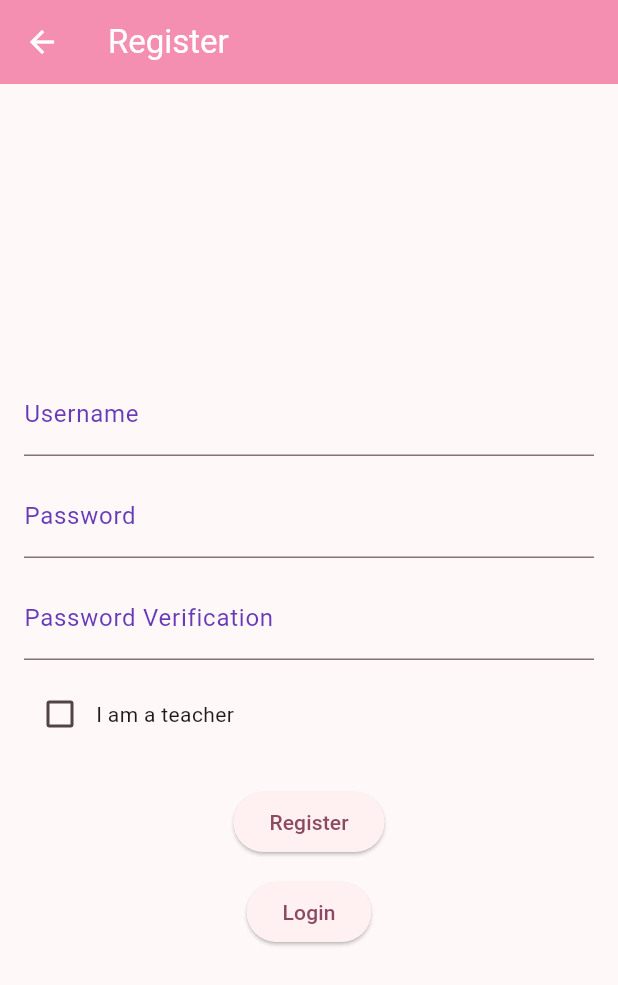
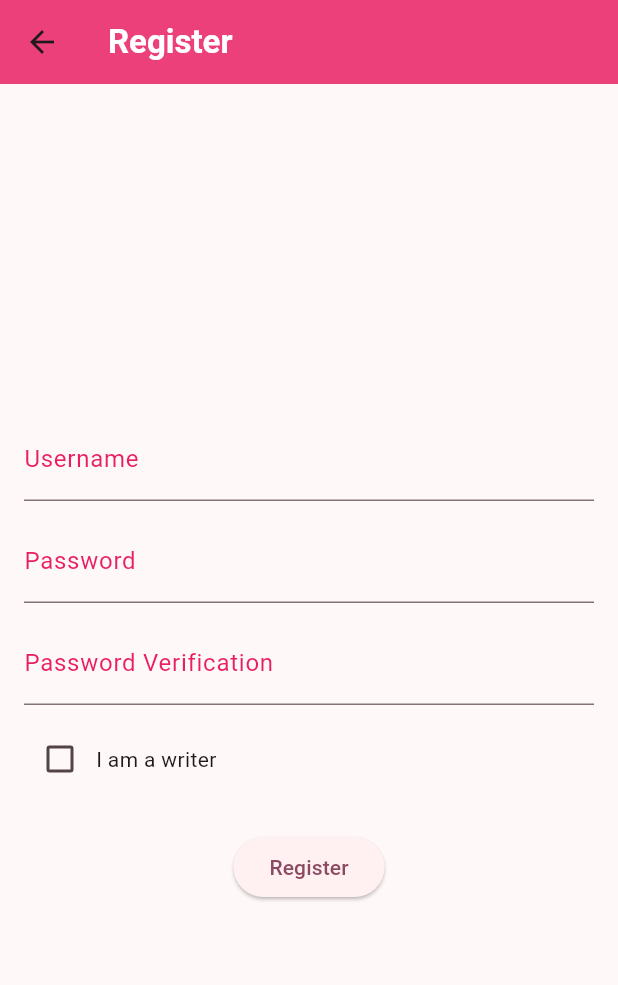
Before and after one commit to PBP-D05/bookmates_mobile, a Flutter app: the screen it shows after launch, after a tap on "Register", on a phone screen of 412 x 824 dp. Shown: the top 985 px of the screen. Run offline on Flutter 3.47's test engine with Material 3 defaults, Android fonts, the light colour scheme and no system bars; our stand-ins replace flutter_rating_bar; missing offline and left inert: pbp_django_auth.

Commit message:
Loginregister color matched

```diff
--- a/lib/LoginRegister/screens/home.dart
+++ b/lib/LoginRegister/screens/home.dart
@@ -96,24 +96,29 @@ class HomeScreen extends StatelessWidget {
                       Text(
                         "Already have an account?",
                         style: TextStyle(
-                          color: Colors.pink.shade400,
-                          fontSize: 20,
+                          color: Colors.pink.shade200,
+                          fontSize: 24,
+                          fontWeight: FontWeight.bold,
                         ),
                       ),
-                      TextButton(
+                      ElevatedButton(
                         onPressed: () {
                           // Navigate to the login page
                           Navigator.push(
                             context, MaterialPageRoute(builder: (context) => LoginPage()),
                           );
                         },
-                        style: TextButton.styleFrom(
-                          foregroundColor: Colors.white,
+                        style: ElevatedButton.styleFrom(
                           backgroundColor: Colors.pink.shade200,
+                          padding: EdgeInsets.symmetric(vertical: 15, horizontal: 30),
+                          shape: RoundedRectangleBorder(
+                            borderRadius: BorderRadius.circular(4),
+                          ),
                         ),
                         child: Text(
                           'Login',
                           style: TextStyle(
+                            color: Colors.white,
                             fontSize: 26,
                             fontWeight: FontWeight.bold,
                           ),
--- a/lib/LoginRegister/screens/register.dart
+++ b/lib/LoginRegister/screens/register.dart
@@ -1,4 +1,5 @@
 import 'dart:convert';
+import 'package:bookmates_mobile/Ratings/widget/appbar.dart';
 import 'package:bookmates_mobile/models/pengguna.dart';
 import 'package:flutter/material.dart';
 import 'package:pbp_django_auth/pbp_django_auth.dart';
@@ -37,20 +38,12 @@ class _RegisterPageState extends State<RegisterPage> {
   final TextEditingController _passwordConfirmationController =
       TextEditingController();
   bool _isTeacher = false;
-  int _userCounter = 0;
 
   @override
   Widget build(BuildContext context) {
     final request = context.watch<CookieRequest>();
     return Scaffold(
-      appBar: AppBar(
-        title: const Text(
-          'Register',
-          style: TextStyle(color: Colors.white),
-        ),
-        backgroundColor: Colors.pink.shade200,
-        foregroundColor: Colors.white,
-      ),
+      appBar: myAppBar("Register"),
       body: Padding(
         padding: const EdgeInsets.all(16.0),
         child: Column(
@@ -60,9 +53,9 @@ class _RegisterPageState extends State<RegisterPage> {
               controller: _usernameController,
               decoration: const InputDecoration(
                 labelText: 'Username',
-                labelStyle: TextStyle(color: Colors.deepPurple),
+                labelStyle: TextStyle(color: Colors.pink),
                 focusedBorder: OutlineInputBorder(
-                  borderSide: BorderSide(color: Colors.deepPurple),
+                  borderSide: BorderSide(color: Colors.pink),
                 ),
               ),
             ),
@@ -71,9 +64,9 @@ class _RegisterPageState extends State<RegisterPage> {
               controller: _passwordController,
               decoration: const InputDecoration(
                 labelText: 'Password',
-                labelStyle: TextStyle(color: Colors.deepPurple),
+                labelStyle: TextStyle(color: Colors.pink),
                 focusedBorder: OutlineInputBorder(
-                  borderSide: BorderSide(color: Colors.deepPurple),
+                  borderSide: BorderSide(color: Colors.pink),
                 ),
               ),
               obscureText: true,
@@ -83,9 +76,9 @@ class _RegisterPageState extends State<RegisterPage> {
               controller: _passwordConfirmationController,
               decoration: const InputDecoration(
                 labelText: 'Password Verification',
-                labelStyle: TextStyle(color: Colors.deepPurple),
+                labelStyle: TextStyle(color: Colors.pink),
                 focusedBorder: OutlineInputBorder(
-                  borderSide: BorderSide(color: Colors.deepPurple),
+                  borderSide: BorderSide(color: Colors.pink),
                 ),
               ),
               obscureText: true,
@@ -101,7 +94,7 @@ class _RegisterPageState extends State<RegisterPage> {
                     });
                   },
                 ),
-                Text('I am a teacher'),
+                Text('I am a writer'),
               ],
             ),
             const SizedBox(height: 24.0),
@@ -112,6 +105,17 @@ class _RegisterPageState extends State<RegisterPage> {
                 String passwordConfirmation =
                     _passwordConfirmationController.text;
 
+
+                if (username.isEmpty) {
+                  ScaffoldMessenger.of(context)
+                  ..hideCurrentSnackBar()
+                  ..showSnackBar(const SnackBar(
+                    content: Text("Please enter a username."),
+                  ));
+                return;
+              }
+
+
                 if (password != passwordConfirmation) {
                   ScaffoldMessenger.of(context)
                     ..hideCurrentSnackBar()
@@ -121,10 +125,8 @@ class _RegisterPageState extends State<RegisterPage> {
                   return;
                 }
 
-                // Increment the user counter for a unique user ID
-                _userCounter++;
 
-                print("DEBUG: $username $password");
+                // print("DEBUG: $username $password");
 
                 // Sending the registration request
                 final response = await request.post(
@@ -133,7 +135,6 @@ class _RegisterPageState extends State<RegisterPage> {
                     'username': username,
                     'password': password,
                     'is_teacher' : _isTeacher? 'true' : 'false'
-                    // You might want to include additional fields here
                   },
                 );
 
@@ -169,18 +170,6 @@ class _RegisterPageState extends State<RegisterPage> {
               },
               child: const Text('Register'),
             ),
-
-            const SizedBox(height: 12.0),
-            ElevatedButton(
-              onPressed: () {
-                // Navigate to Login
-                Navigator.push(
-                  context,
-                  MaterialPageRoute(builder: (context) => LoginPage()),
-                );
-              },
-              child: const Text('Login'),
-            )
           ],
         ),
       ),
```
Also changed, not shown: lib/LoginRegister/screens/login.dart (+11 -24 lines).
